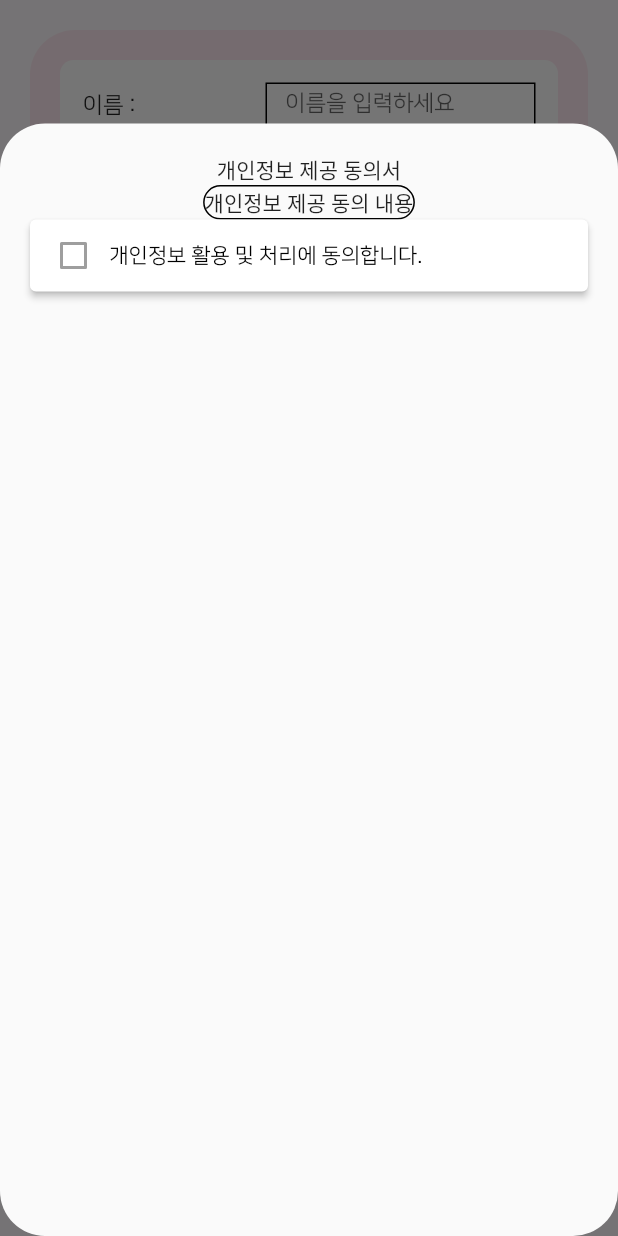
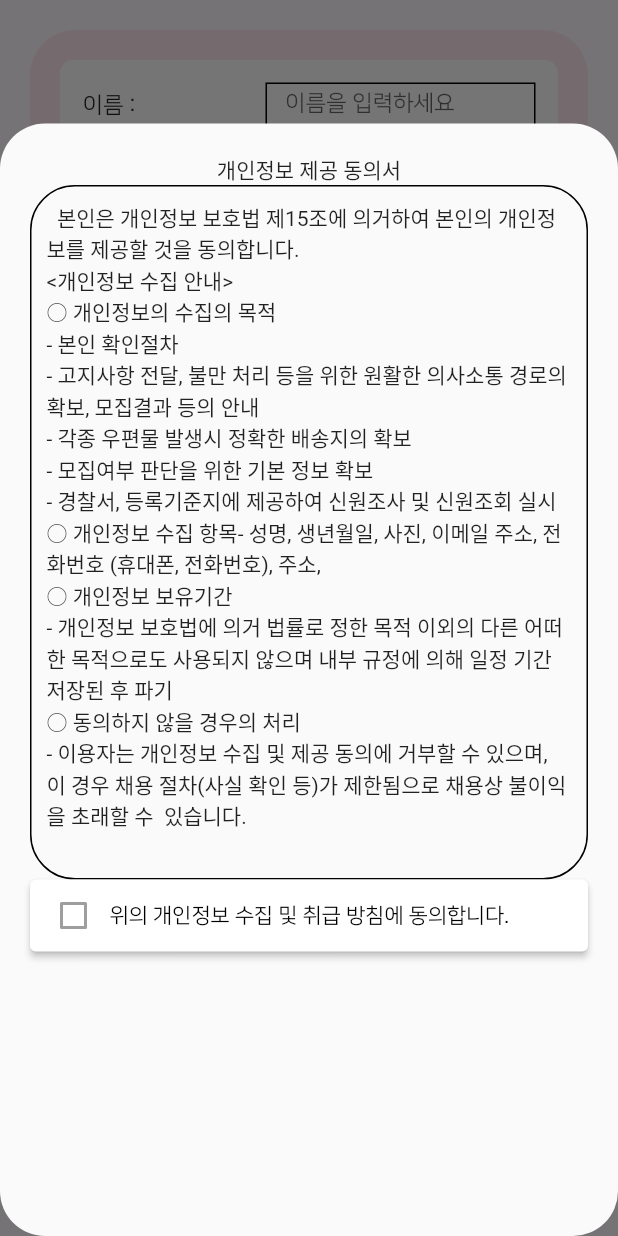
Before and after one commit to BeomyoonHeo/ggamf_front, a Flutter app: the JoinUserPage screen opened by its route, after a tap on "개인정보 활용 및 처리에 동의합니다.", on a phone screen of 412 x 824 dp. Run offline on Flutter 3.47's test engine with Material 2 defaults, Android fonts, the phone set to English and light mode, and no system bars; our stand-ins replace flutter_svg, google_fonts; project files that could hold a hidden picture were left out.

Commit message:
회원가입 화면 구성 완료

```diff
--- a/lib/views/pages/join_user/components/agreement_provision_of_personal_information_modal.dart
+++ b/lib/views/pages/join_user/components/agreement_provision_of_personal_information_modal.dart
@@ -40,17 +40,32 @@ class _AgreementProvisionOfPersonalInformationModalState
                       children: [
                         Text('개인정보 제공 동의서'),
                         Container(
+                          padding: EdgeInsets.all(10),
                           decoration: BoxDecoration(
                             border: Border.all(width: 1),
                             borderRadius: BorderRadius.circular(30),
                           ),
-                          child: Text('개인정보 제공 동의 내용'),
+                          child: Text('  본인은 개인정보 보호법 제15조에 의거하여 본인의 개인정보를 제공할 것을 동의합니다.\n' +
+                              '<개인정보 수집 안내>\n' +
+                              '○ 개인정보의 수집의 목적\n' +
+                              '- 본인 확인절차\n' +
+                              '- 고지사항 전달, 불만 처리 등을 위한 원활한 의사소통 경로의 확보, 모집결과 등의 안내\n' +
+                              '- 각종 우편물 발생시 정확한 배송지의 확보\n' +
+                              '- 모집여부 판단을 위한 기본 정보 확보\n' +
+                              '- 경찰서, 등록기준지에 제공하여 신원조사 및 신원조회 실시\n' +
+                              '○ 개인정보 수집 항목' +
+                              '- 성명, 생년월일, 사진, 이메일 주소, 전화번호 (휴대폰, 전화번호), 주소,\n' +
+                              '○ 개인정보 보유기간\n' +
+                              '- 개인정보 보호법에 의거 법률로 정한 목적 이외의 다른 어떠한 목적으로도 사용되지 않으며 내부 규정에 의해 일정 기간 저장된 후 파기\n' +
+                              '○ 동의하지 않을 경우의 처리\n' +
+                              '- 이용자는 개인정보 수집 및 제공 동의에 거부할 수 있으며, 이 경우 채용 절차(사실 확인 등)가 제한됨으로 채용상 불이익을 초래할 수  있습니다.\n'),
                         ),
                         ElevatedButton(
                           onPressed: () {
                             builderSetState(() {
                               setState(() {
                                 isChecked = !isChecked;
+                                Navigator.pop(context);
                               });
                             });
                           },
@@ -61,7 +76,7 @@ class _AgreementProvisionOfPersonalInformationModalState
                                 onChanged: null,
                               ),
                               Text(
-                                '개인정보 활용 및 처리에 동의합니다.',
+                                '위의 개인정보 수집 및 취급 방침에 동의합니다.',
                                 style: TextStyle(
                                     fontFamily: 'NanumSquare', fontSize: 14),
                               ),
```
